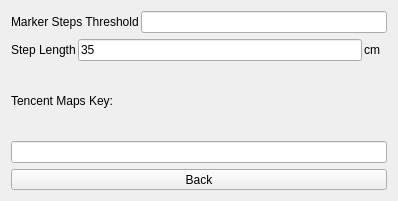
The window that src/Exercise/StepsOptions.ui (ic005k/Knot) describes before a commit, drawn with Qt 5.
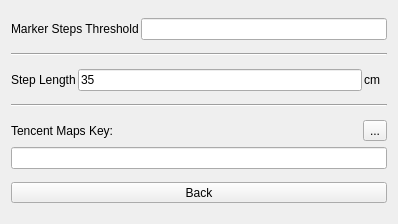
The same window after the commit.

What changed in the file:
```diff
--- a/src/Exercise/StepsOptions.ui
+++ b/src/Exercise/StepsOptions.ui
@@ -7,7 +7,7 @@
     <x>0</x>
     <y>0</y>
     <width>398</width>
-    <height>201</height>
+    <height>224</height>
    </rect>
   </property>
   <property name="windowTitle">
@@ -41,6 +41,13 @@
      </item>
     </layout>
    </item>
+   <item>
+    <widget class="Line" name="line">
+     <property name="orientation">
+      <enum>Qt::Orientation::Horizontal</enum>
+     </property>
+    </widget>
+   </item>
    <item>
     <layout class="QHBoxLayout" name="horizontalLayout_19">
      <property name="spacing">
@@ -87,14 +94,45 @@
      </item>
     </layout>
    </item>
+   <item>
+    <widget class="Line" name="line_2">
+     <property name="orientation">
+      <enum>Qt::Orientation::Horizontal</enum>
+     </property>
+    </widget>
+   </item>
    <item>
     <layout class="QVBoxLayout" name="verticalLayout">
      <item>
-      <widget class="QLabel" name="lblMapKey">
-       <property name="text">
-        <string>Tencent Maps Key:</string>
-       </property>
-      </widget>
+      <layout class="QHBoxLayout" name="horizontalLayout">
+       <item>
+        <widget class="QLabel" name="lblMapKey">
+         <property name="text">
+          <string>Tencent Maps Key:</string>
+         </property>
+        </widget>
+       </item>
+       <item>
+        <spacer name="horizontalSpacer">
+         <property name="orientation">
+          <enum>Qt::Orientation::Horizontal</enum>
+         </property>
+         <property name="sizeHint" stdset="0">
+          <size>
+           <width>40</width>
+           <height>20</height>
+          </size>
+         </property>
+        </spacer>
+       </item>
+       <item>
+        <widget class="QToolButton" name="btnWeb">
+         <property name="text">
+          <string>...</string>
+         </property>
+        </widget>
+       </item>
+      </layout>
      </item>
      <item>
       <widget class="QLineEdit" name="editMapKey"/>
```
